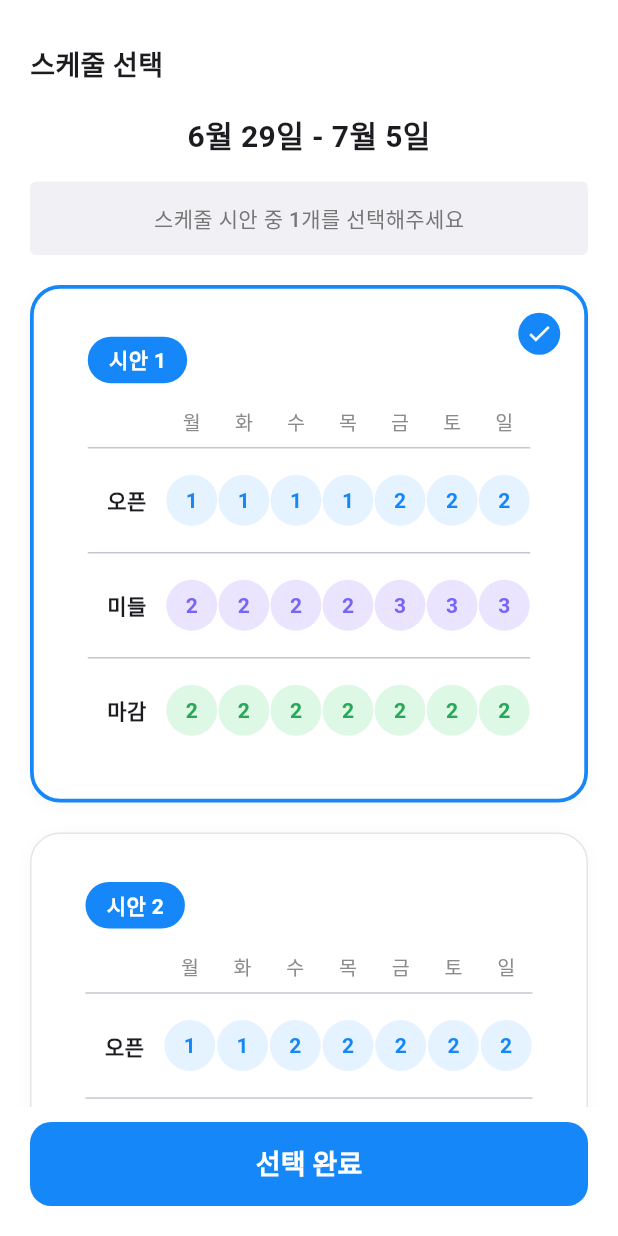
After one commit to swyp-team5/frontend, a Flutter app: the RSelectAutoSchedulePage screen opened directly, on a phone screen of 412 x 824 dp. The commit adds this screen. Run offline on Flutter 3.47's test engine with Material 3 defaults, Android fonts, the phone set to English and light mode, and no system bars; our stand-ins replace flutter_riverpod, image_picker, shared_preferences, table_calendar; missing offline and left inert: flutter_inappwebview, photo_manager; accounts and stored records are empty.

Commit message:
feat: [사장님 자동 스케줄 선택 페이지 UI 구현]

```diff
--- a/lib/common/employer/RAutoScheduling.dart
+++ b/lib/common/employer/RAutoScheduling.dart
@@ -1,7 +1,6 @@
+import 'package:chack_chack/employer/home/autoschedule/RSelectAutoSchedulePage.dart';
 import 'package:flutter/material.dart';
-import 'package:chack_chack/employer/schedule/RMainSchedulePage.dart';
 
-import '../../employer/home/schedule/RSelectSchedulePage.dart';
 
 class RAutoSchedulingPage extends StatefulWidget {
   const RAutoSchedulingPage({super.key});
@@ -22,7 +21,7 @@ class _RAutoSchedulingPageState extends State<RAutoSchedulingPage> {
       Navigator.pushReplacement(
         context,
         MaterialPageRoute(
-          builder: (_) => const RSelectSchedulePage(),
+          builder: (_) => const RSelectAutoSchedulePage(),
         ),
       );
     });
--- /dev/null
+++ b/lib/employer/home/autoschedule/RSelectAutoSchedulePage.dart
@@ -0,0 +1,282 @@
+import 'package:flutter/material.dart';
+
+import 'models/ScheduleScenario.dart';
+import 'models/ShiftCount.dart';
+import 'widgets/RWeekCalendar.dart';
+
+class RSelectAutoSchedulePage extends StatefulWidget {
+  const RSelectAutoSchedulePage({super.key});
+
+  @override
+  State<RSelectAutoSchedulePage> createState() =>
+      _RSelectAutoSchedulePageState();
+}
+
+class _RSelectAutoSchedulePageState
+    extends State<RSelectAutoSchedulePage> {
+  int selectedScenario = 0;
+
+  late final List<ScheduleScenario> scenarios;
+
+  @override
+  void initState() {
+    super.initState();
+
+    scenarios = [
+      /// ---------------- 시안1 ----------------
+      ScheduleScenario(
+        title: "시안 1",
+        open: const [
+          ShiftCount(count: 1),
+          ShiftCount(count: 1),
+          ShiftCount(count: 1),
+          ShiftCount(count: 1),
+          ShiftCount(count: 2),
+          ShiftCount(count: 2),
+          ShiftCount(count: 2),
+        ],
+        middle: const [
+          ShiftCount(count: 2),
+          ShiftCount(count: 2),
+          ShiftCount(count: 2),
+          ShiftCount(count: 2),
+          ShiftCount(count: 3),
+          ShiftCount(count: 3),
+          ShiftCount(count: 3),
+        ],
+        close: const [
+          ShiftCount(count: 2),
+          ShiftCount(count: 2),
+          ShiftCount(count: 2),
+          ShiftCount(count: 2),
+          ShiftCount(count: 2),
+          ShiftCount(count: 2),
+          ShiftCount(count: 2),
+        ],
+      ),
+
+      /// ---------------- 시안2 ----------------
+      ScheduleScenario(
+        title: "시안 2",
+        open: const [
+          ShiftCount(count: 1),
+          ShiftCount(count: 1),
+          ShiftCount(count: 2),
+          ShiftCount(count: 2),
+          ShiftCount(count: 2),
+          ShiftCount(count: 2),
+          ShiftCount(count: 2),
+        ],
+        middle: const [
+          ShiftCount(count: 2),
+          ShiftCount(count: 2),
+          ShiftCount(count: 3),
+          ShiftCount(count: 3),
+          ShiftCount(count: 3),
+          ShiftCount(count: 3),
+          ShiftCount(count: 3),
+        ],
+        close: const [
+          ShiftCount(count: 2),
+          ShiftCount(count: 2),
+          ShiftCount(count: 2),
+          ShiftCount(count: 2),
+          ShiftCount(count: 2),
+          ShiftCount(count: 2),
+          ShiftCount(count: 2),
+        ],
+      ),
+
+      /// ---------------- 시안3 ----------------
+      ScheduleScenario(
+        title: "시안 3",
+        open: const [
+          ShiftCount(count: 1),
+          ShiftCount(count: 1),
+          ShiftCount(count: 1, shortage: true),
+          ShiftCount(count: 1),
+          ShiftCount(count: 2),
+          ShiftCount(count: 2),
+          ShiftCount(count: 2),
+        ],
+        middle: const [
+          ShiftCount(count: 2),
+          ShiftCount(count: 2),
+          ShiftCount(count: 2),
+          ShiftCount(count: 2, shortage: true),
+          ShiftCount(count: 3),
+          ShiftCount(count: 3),
+          ShiftCount(count: 3),
+        ],
+        close: const [
+          ShiftCount(count: 2),
+          ShiftCount(count: 2),
+          ShiftCount(count: 2),
+          ShiftCount(count: 2),
+          ShiftCount(count: 2),
+          ShiftCount(count: 2),
+          ShiftCount(count: 2),
+        ],
+      ),
+
+      /// ---------------- 시안4 ----------------
+      ScheduleScenario(
+        title: "시안 4",
+        open: const [
+          ShiftCount(count: 2),
+          ShiftCount(count: 2),
+          ShiftCount(count: 2),
+          ShiftCount(count: 2),
+          ShiftCount(count: 2),
+          ShiftCount(count: 2),
+          ShiftCount(count: 2),
+        ],
+        middle: const [
+          ShiftCount(count: 3),
+          ShiftCount(count: 3),
+          ShiftCount(count: 3),
+          ShiftCount(count: 3),
+          ShiftCount(count: 3),
+          ShiftCount(count: 3),
+          ShiftCount(count: 3),
+        ],
+        close: const [
+          ShiftCount(count: 2),
+          ShiftCount(count: 2),
+          ShiftCount(count: 2),
+          ShiftCount(count: 2),
+          ShiftCount(count: 2),
+          ShiftCount(count: 2),
+          ShiftCount(count: 2),
+        ],
+      ),
+    ];
+  }
+
+  @override
+  Widget build(BuildContext context) {
+    final now = DateTime.now();
+
+    /// 다음주 월요일
+    final nextMonday = DateTime(
+      now.year,
+      now.month,
+      now.day,
+    ).add(Duration(days: 8 - now.weekday));
+
+    /// 다음주 일요일
+    final nextSunday = nextMonday.add(const Duration(days: 6));
+
+    return Scaffold(
+      backgroundColor: Colors.white,
+
+      body: SafeArea(
+        child: Column(
+          children: [
+            /// 헤더
+            const Padding(
+              padding: EdgeInsets.fromLTRB(20, 30, 20, 0),
+              child: Align(
+                alignment: Alignment.centerLeft,
+                child: Text(
+                  "스케줄 선택",
+                  style: TextStyle(
+                    fontSize: 18,
+                    fontWeight: FontWeight.w600,
+                  ),
+                ),
+              ),
+            ),
+
+            const SizedBox(height: 18),
+
+            /// 날짜 (가운데)
+            Center(
+              child: Text(
+                "${nextMonday.month}월 ${nextMonday.day}일 - "
+                    "${nextSunday.month}월 ${nextSunday.day}일",
+                style: const TextStyle(
+                  fontSize: 20,
+                  fontWeight: FontWeight.w600,
+                ),
+              ),
+            ),
+
+            const SizedBox(height: 16),
+
+            /// 안내문
+            Container(
+              margin: const EdgeInsets.symmetric(horizontal: 20),
+              padding: const EdgeInsets.symmetric(vertical: 14),
+              decoration: BoxDecoration(
+                color: const Color(0xFFF1F1F5),
+                borderRadius: BorderRadius.circular(4),
+              ),
+              child: const Center(
+                child: Text(
+                  "스케줄 시안 중 1개를 선택해주세요",
+                  style: TextStyle(
+                    color: Color(0xFF767676),
+                    fontSize: 14,
+                    fontWeight: FontWeight.w500,
+                  ),
+                ),
+              ),
+            ),
+
+            const SizedBox(height: 20),
+
+            /// 달력
+            Expanded(
+              child: RWeekCalendar(
+                scenarios: scenarios,
+                selectedIndex: selectedScenario,
+                onSelect: (index) {
+                  setState(() {
+                    selectedScenario = index;
+                  });
+                },
+              ),
+            ),
+
+            /// 버튼
+            SafeArea(
+              child: Padding(
+                padding:
+                const EdgeInsets.fromLTRB(20, 10, 20, 20),
+                child: SizedBox(
+                  width: double.infinity,
+                  height: 56,
+                  child: ElevatedButton(
+                    onPressed: () {
+                      print(
+                        scenarios[selectedScenario].title,
+                      );
+                    },
+                    style: ElevatedButton.styleFrom(
+                      elevation: 0,
+                      backgroundColor:
+                      const Color(0xFF1687F8),
+                      shape: RoundedRectangleBorder(
+                        borderRadius:
+                        BorderRadius.circular(14),
+                      ),
+                    ),
+                    child: const Text(
+                      "선택 완료",
+                      style: TextStyle(
+                        color: Colors.white,
+                        fontSize: 18,
+                        fontWeight: FontWeight.bold,
+                      ),
+                    ),
+                  ),
+                ),
+              ),
+            ),
+          ],
+        ),
+      ),
+    );
+  }
+}
--- /dev/null
+++ b/lib/employer/home/autoschedule/models/ScheduleScenario.dart
@@ -0,0 +1,16 @@
+import 'ShiftCount.dart';
+
+class ScheduleScenario {
+  final String title; // 시안1, 시안2, ....
+
+  final List<ShiftCount> open;
+  final List<ShiftCount> middle;
+  final List<ShiftCount> close;
+
+  const ScheduleScenario({
+    required this.title,
+    required this.open,
+    required this.middle,
+    required this.close,
+  });
+}
--- /dev/null
+++ b/lib/employer/home/autoschedule/models/ShiftCount.dart
@@ -0,0 +1,9 @@
+class ShiftCount {
+  final int count;
+  final bool shortage;  // 부족
+
+  const ShiftCount({
+    required this.count,
+    this.shortage = false,
+  });
+}
--- /dev/null
+++ b/lib/employer/home/autoschedule/widgets/RCalendarRow.dart
@@ -0,0 +1,115 @@
+import 'package:flutter/material.dart';
+import '../models/ScheduleScenario.dart';
+import 'RShiftRow.dart';
+
+class RCalendarRow extends StatelessWidget {
+  final ScheduleScenario scenario;
+
+  const RCalendarRow({
+    super.key,
+    required this.scenario,
+  });
+
+  @override
+  Widget build(BuildContext context) {
+
+    final now = DateTime.now();
+
+    final nextMonday = DateTime(
+      now.year, now.month, now.day,).add(Duration(days: 8 - now.weekday));
+
+    final weekDays = List.generate(
+      7,
+          (index) => nextMonday.add(Duration(days: index)),
+    );
+
+    const weekText = ["월", "화", "수", "목", "금", "토", "일",];
+
+    return Container(
+      color: Colors.white,
+      padding: const EdgeInsets.symmetric(
+        horizontal: 20,
+        vertical: 16,
+      ),
+      child: Column(
+        crossAxisAlignment: CrossAxisAlignment.start,
+        children: [
+          Container(
+            padding: const EdgeInsets.symmetric(
+              horizontal: 14,
+              vertical: 5,
+            ),
+            decoration: BoxDecoration(
+              color: const Color(0xFF1687F8),
+              borderRadius: BorderRadius.circular(30),
+            ),
+            child: Text(
+              scenario.title,
+              style: const TextStyle(
+                color: Colors.white,
+                fontWeight: FontWeight.bold,
+              ),
+            ),
+          ),
+
+          const SizedBox(height: 16),
+
+          Row(
+            children: [
+              const SizedBox(width: 52),
+
+              ...List.generate(7, (index) {
+                final day = weekDays[index];
+
+                return Expanded(
+                  child: Column(
+                    mainAxisSize: MainAxisSize.min,
+                    children: [
+                      Text(
+                        weekText[index],
+                        style: const TextStyle(
+                          fontSize: 13,
+                          color: Color(0xFF8B8B8B),
+                          fontWeight: FontWeight.w500,
+                        ),
+                      ),
+                      // const SizedBox(height: 4),
+                      // Text(
+                      //   "${day.month}/${day.day}",
+                      //   style: const TextStyle(
+                      //     fontSize: 15,
+                      //     fontWeight: FontWeight.w600,
+                      //   ),
+                      // ),
+                    ],
+                  ),
+                );
+              }),
+            ],
+          ),
+
+          const Divider(),
+
+          RShiftRow(
+            title: "오픈",
+            counts: scenario.open,
+          ),
+
+          const Divider(),
+
+          RShiftRow(
+            title: "미들",
+            counts: scenario.middle,
+          ),
+
+          const Divider(),
+
+          RShiftRow(
+            title: "마감",
+            counts: scenario.close,
+          ),
+        ],
+      ),
+    );
+  }
+}
--- /dev/null
+++ b/lib/employer/home/autoschedule/widgets/RShiftRow.dart
@@ -0,0 +1,94 @@
+import 'package:flutter/material.dart';
+import '../models/ShiftCount.dart';
+
+class RShiftRow extends StatelessWidget {
+  final String title;
+  final List<ShiftCount> counts;
+
+  const RShiftRow({
+    super.key,
+    required this.title,
+    required this.counts,
+  });
+
+  @override
+  Widget build(BuildContext context) {
+    return SizedBox(
+      height: 54,
+      child: Row(
+        children: [
+          SizedBox(
+            width: 52,
+            child: Center(
+              child: Text(
+                title,
+                style: const TextStyle(
+                  fontWeight: FontWeight.w600,
+                ),
+              ),
+            ),
+          ),
+
+          ...counts.map(
+                (e) => Expanded(
+              child: Center(
+                child: Container(
+                  width: 34,
+                  height: 34,
+                  decoration: BoxDecoration(
+                    shape: BoxShape.circle,
+                    color: e.shortage
+                        ? Colors.red
+                        : _backgroundColor(title),
+                  ),
+                  alignment: Alignment.center,
+                  child: Text(
+                    "${e.count}",
+                    style: TextStyle(
+                      color: e.shortage
+                          ? Colors.white
+                          : _textColor(title),
+                      fontWeight: FontWeight.bold,
+                    ),
+                  ),
+                ),
+              ),
+            ),
+          )
+        ],
+      ),
+    );
+  }
+
+  Color _backgroundColor(String type) {
+    switch (type) {
+      case "오픈":
+        return const Color(0xFFE5F2FF);
+
+      case "미들":
+        return const Color(0xFFEAE4FF);
+
+      case "마감":
+        return const Color(0xFFDDF8E5);
+
+      default:
+        return Colors.grey.shade200;
+    }
+  }
+
+  Color _textColor(String type) {
+    switch (type) {
+      case "오픈":
+        return const Color(0xFF1687F8);
+
+      case "미들":
+        return const Color(0xFF7666F5);
+
+      case "마감":
+        return const Color(0xFF2AA85A);
+
+      default:
+        return Colors.black;
+    }
+  }
+}
--- /dev/null
+++ b/lib/employer/home/autoschedule/widgets/RWeekCalendar.dart
@@ -0,0 +1,97 @@
+import 'package:flutter/material.dart';
+
+import '../models/ScheduleScenario.dart';
+import 'RCalendarRow.dart';
+
+class RWeekCalendar extends StatelessWidget {
+  final List<ScheduleScenario> scenarios;
+  final int selectedIndex;
+  final ValueChanged<int> onSelect;
+
+  const RWeekCalendar({
+    super.key,
+    required this.scenarios,
+    required this.selectedIndex,
+    required this.onSelect,
+  });
+
+
+
+  @override
+  Widget build(BuildContext context) {
+
+    final now = DateTime.now();
+
+    // 다음주 월요일
+    final nextMonday = DateTime(
+      now.year, now.month, now.day,).add(Duration(days: 8 - now.weekday));
+
+    final weekDays = List.generate(7,
+          (index) => nextMonday.add(Duration(days: index)),
+    );
+
+    const weekText = ["월", "화", "수", "목", "금", "토", "일",];
+
+    return ListView.separated(
+      padding: const EdgeInsets.fromLTRB(20, 0, 20, 20),
+      itemCount: scenarios.length,
+      separatorBuilder: (_, __) => const SizedBox(height: 20),
+      itemBuilder: (context, index) {
+        final selected = index == selectedIndex;
+
+        return GestureDetector(
+          onTap: () => onSelect(index),
+          child: AnimatedContainer(
+            duration: const Duration(milliseconds: 200),
+            decoration: BoxDecoration(
+              color: Colors.white,
+              borderRadius: BorderRadius.circular(20),
+              border: Border.all(
+                color: selected
+                    ? const Color(0xFF1687F8)
+                    : const Color(0xFFE5E5E5),
+                width: selected ? 2.5 : 1,
+              ),
+              boxShadow: [
+                BoxShadow(
+                  color: Colors.black.withOpacity(0.03),
+                  blurRadius: 8,
+                  offset: const Offset(0, 2),
+                ),
+              ],
+            ),
+            child: Stack(
+              children: [
+                Padding(
+                  padding: const EdgeInsets.all(16),
+                  child: RCalendarRow(
+                    scenario: scenarios[index],
+                  ),
+                ),
+
+                if (selected)
+                  Positioned(
+                    top: 16,
+                    right: 16,
+                    child: Container(
+                      width: 28,
+                      height: 28,
+                      decoration: const BoxDecoration(
+                        color: Color(0xFF1687F8),
+                        shape: BoxShape.circle,
+                      ),
+                      child: const Icon(
+                        Icons.check,
+                        size: 18,
+                        color: Colors.white,
+                      ),
+                    ),
+                  ),
+              ],
+            ),
+          ),
+        );
+      },
+    );
+  }
+}
--- a/lib/employer/home/schedule/RSelectSchedulePage.dart
+++ /dev/null
@@ -1,15 +0,0 @@
-import 'package:flutter/cupertino.dart';
-
-class RSelectSchedulePage extends StatefulWidget {
-  const RSelectSchedulePage({super.key});
-
-  @override
-  State<RSelectSchedulePage> createState() => _RSelectSchedulePageState();
-}
-
-class _RSelectSchedulePageState extends State<RSelectSchedulePage> {
-  @override
-  Widget build(BuildContext context) {
-    return const Placeholder();
-  }
-}
```
